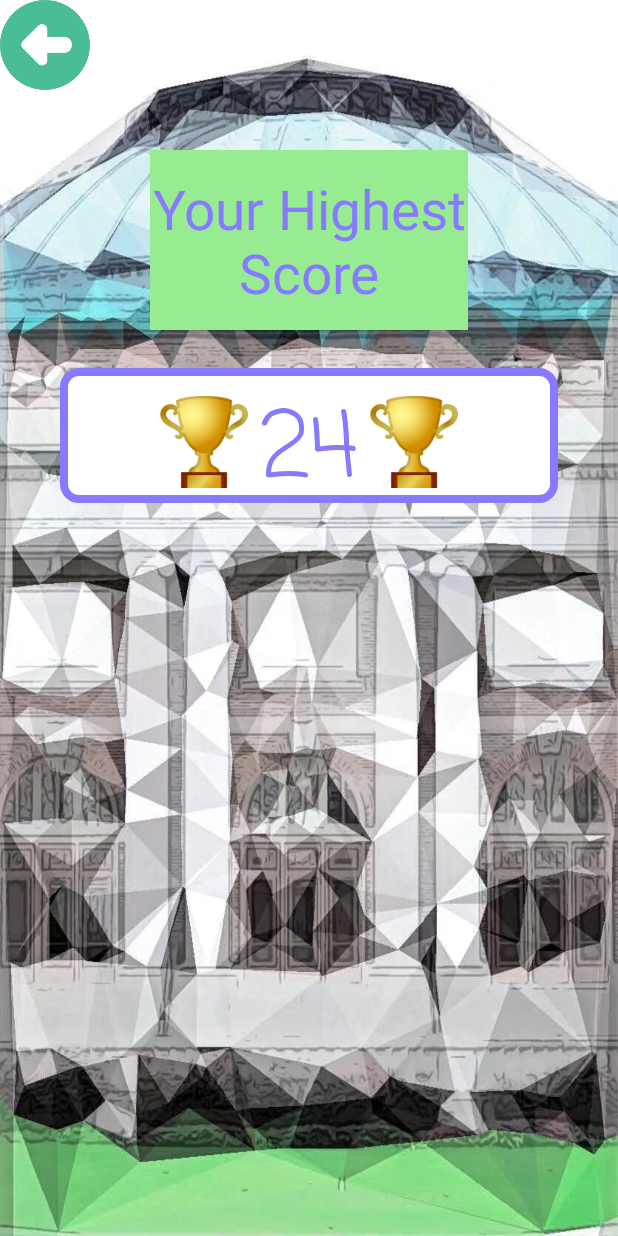
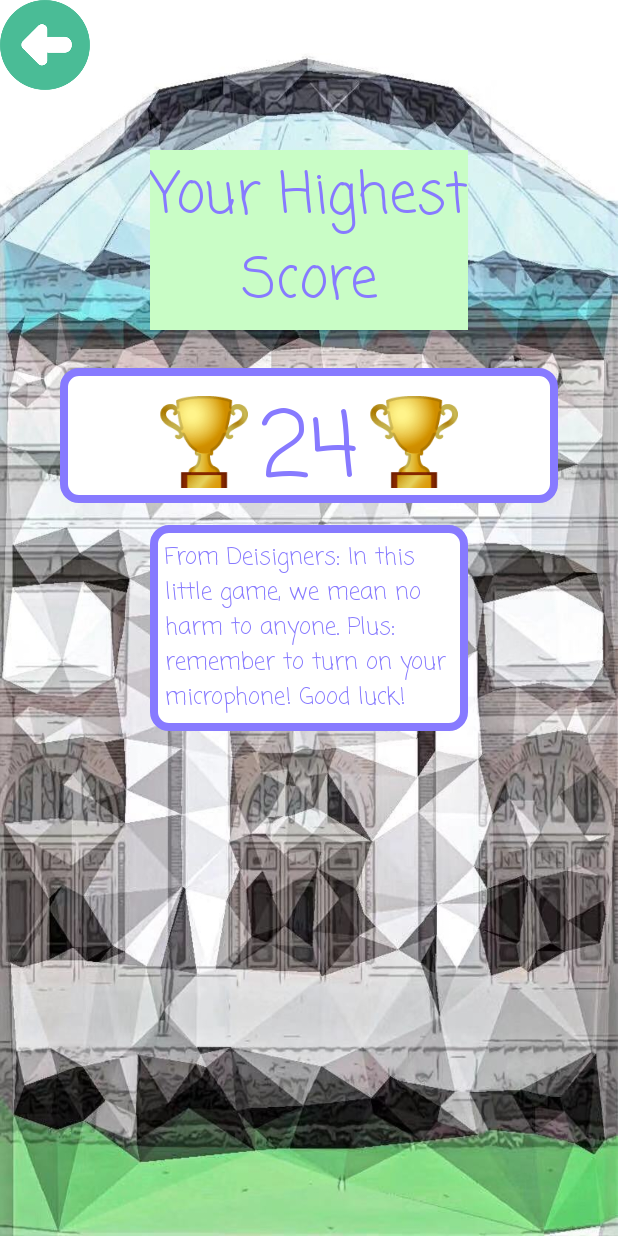
Before and after one commit to yuqings3/RunningGeoffrey-public, an Android app: the HighScoreActivity screen opened directly, with no data from a screen before it, on a phone screen of 412 x 824 dp. Run offline under Robolectric (Android 15) with nearby library versions, the light colour scheme and no system bars.

Commit message:
我恨 求求你们别打游戏了

```diff
--- a/app/src/main/res/layout/activity_high_score.xml
+++ b/app/src/main/res/layout/activity_high_score.xml
@@ -10,6 +10,24 @@
     tools:context="com.example.runninggeoffrey.HighScoreActivity">
 
     <TextView
+        android:id="@+id/annoucement"
+        android:layout_width="wrap_content"
+        android:layout_height="wrap_content"
+        android:layout_marginStart="100dp"
+        android:layout_marginLeft="100dp"
+        android:layout_marginTop="350dp"
+        android:layout_marginEnd="100dp"
+        android:layout_marginRight="100dp"
+        android:layout_marginBottom="100dp"
+        android:background="@drawable/board"
+
+        android:text="From Deisigners: In this little game, we mean no harm to anyone. Plus: remember to turn on your microphone! Good luck!"
+        android:textColor="#877AFF"
+        android:fontFamily="casual"
+        android:textColorHighlight="#00ECC14B"
+        android:textSize="15sp" />
+
+    <TextView
         android:id="@+id/textView"
         android:layout_width="230dp"
         android:layout_height="120dp"
@@ -19,7 +37,8 @@
         android:layout_marginEnd="100dp"
         android:layout_marginRight="100dp"
         android:layout_marginBottom="100dp"
-        android:background="#97EB91"
+        android:background="#C9FDC6"
+        android:fontFamily="casual"
         android:gravity="center"
         android:text="Your Highest Score"
         android:textColor="#877AFF"
```
